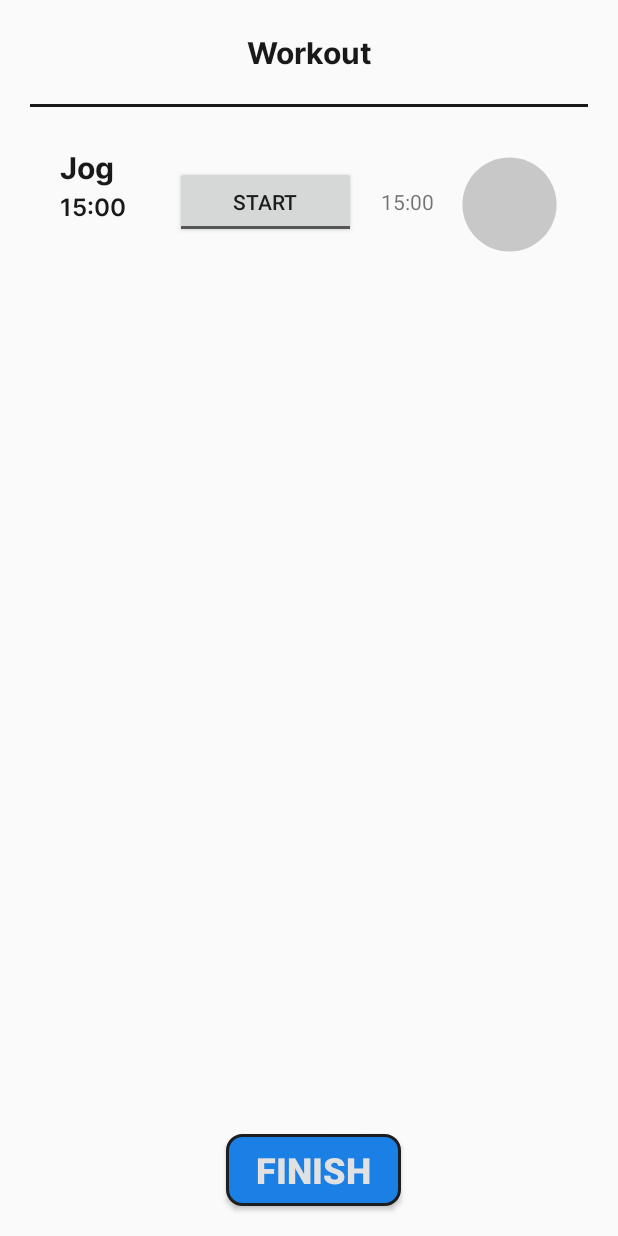
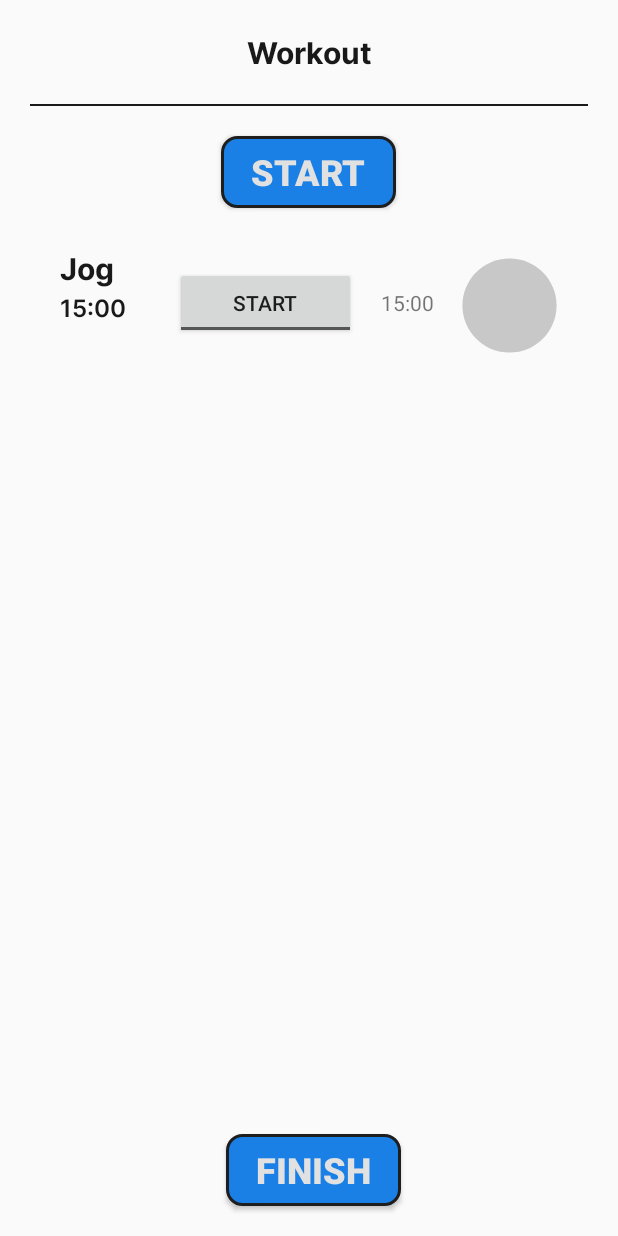
Before and after one commit to hans-cooo/MOBDEVE_FitMaster, an Android app built with Jetpack Compose: the WorkoutActivity screen opened directly, with no data from a screen before it, on a phone screen of 412 x 824 dp. Run offline under Robolectric (Android 15) with nearby library versions, the phone set to English and light mode, and no system bars; our stand-ins replace Firebase (no records; nobody signed in at launch, a user with empty details on screens opened directly); 15 statements that could not run were skipped.

```diff
--- a/app/src/main/res/layout/activity_workout.xml
+++ b/app/src/main/res/layout/activity_workout.xml
@@ -28,10 +28,30 @@
         <View
             android:id="@+id/view"
             android:layout_width="match_parent"
-            android:layout_height="2dp"
+            android:layout_height="1dp"
             android:layout_marginTop="20dp"
             android:layout_marginBottom="20dp"
             android:background="@color/Material_Black" />
+
+        <Button
+            android:id="@+id/btnStartWorkout"
+            android:layout_width="wrap_content"
+            android:layout_height="48dp"
+            android:layout_marginBottom="20dp"
+            android:background="@drawable/button_blue"
+            android:paddingLeft="20dp"
+            android:paddingTop="6dp"
+            android:paddingRight="20dp"
+            android:paddingBottom="6dp"
+            android:text="Start"
+            android:textColor="@color/Gray"
+            android:textSize="24sp"
+            android:textStyle="bold"
+            app:layout_constraintBottom_toBottomOf="parent"
+            app:layout_constraintEnd_toEndOf="parent"
+            app:layout_constraintHorizontal_bias="0.51"
+            app:layout_constraintStart_toStartOf="parent"
+            android:layout_gravity="center_horizontal"/>
 
         <androidx.recyclerview.widget.RecyclerView
             android:id="@+id/exerciseRecycler"
```
Also changed, not shown: app/src/main/java/com/mobdeve/fitmaster/Summary.kt (+18 -9 lines), app/src/main/java/com/mobdeve/fitmaster/WorkoutActivity.kt (+31 -0 lines).
